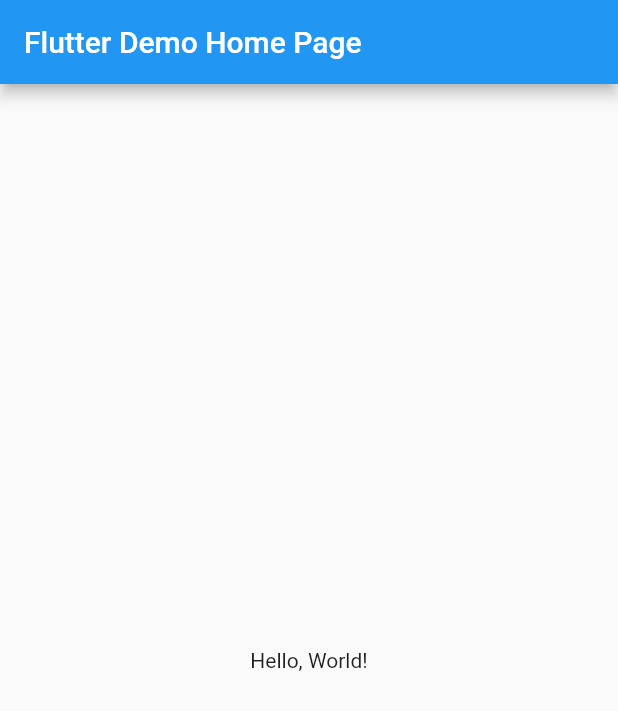
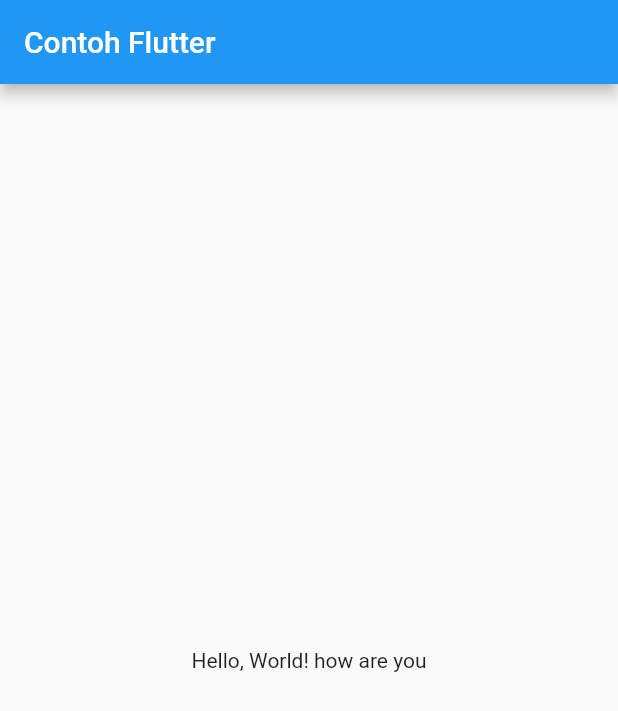
Before and after one commit to afriyudi/cobaflutlab, a Flutter app: the screen it shows after launch, on a phone screen of 412 x 824 dp. Shown: the top 711 px of the screen. Run offline on Flutter 3.47's test engine with Material 2 defaults, Android fonts, the phone set to English and light mode, and no system bars.

```diff
--- a/lib/main.dart
+++ b/lib/main.dart
@@ -15,7 +15,7 @@ class MyApp extends StatelessWidget {
         primarySwatch: Colors.blue,
       ),
       // A widget which will be started on application startup
-      home: MyHomePage(title: 'Flutter Demo Home Page'),
+      home: MyHomePage(title: 'Contoh Flutter'),
     );
   }
 }
@@ -33,7 +33,7 @@ class MyHomePage extends StatelessWidget {
       ),
       body: Center(
         child: Text(
-          'Hello, World!',
+          'Hello, World! how are you',
         ),
       ),
     );
```
